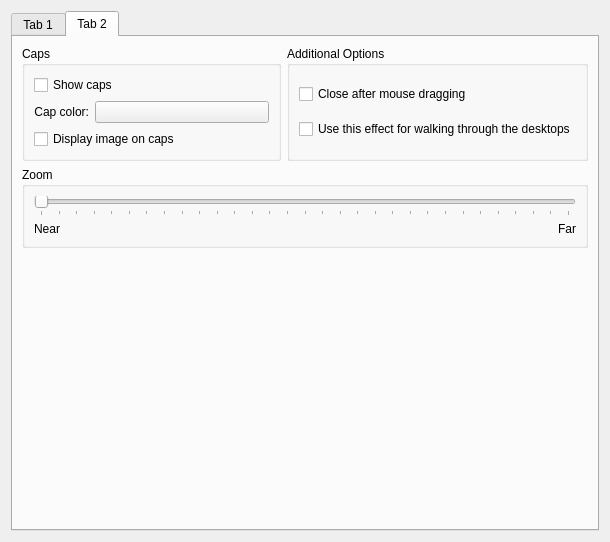
Old version of the form effects/cube/cylinder_config.ui in the repository KDE/kwin.
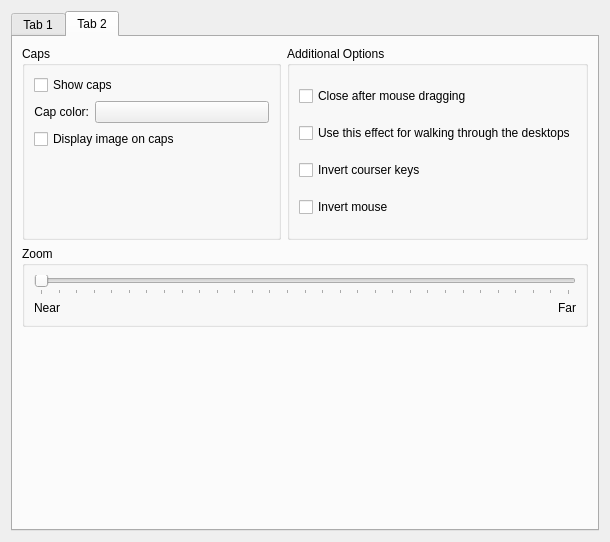
New version of the form. The open tabs and pages were chosen to show the change. Custom widgets are drawn as their Qt base class.

Commit message: Option to invert mouse and cursor keys in cube mode. FEATURE: 178398

```diff
--- a/effects/cube/cylinder_config.ui
+++ b/effects/cube/cylinder_config.ui
@@ -307,6 +307,19 @@
             </property>
            </widget>
           </item>
+          <item row="3" column="0" >
+           <spacer name="verticalSpacer_4" >
+            <property name="orientation" >
+             <enum>Qt::Vertical</enum>
+            </property>
+            <property name="sizeHint" stdset="0" >
+             <size>
+              <width>20</width>
+              <height>40</height>
+             </size>
+            </property>
+           </spacer>
+          </item>
          </layout>
         </widget>
        </item>
@@ -399,20 +412,18 @@
            </widget>
           </item>
           <item>
-           <spacer name="verticalSpacer_4" >
-            <property name="orientation" >
-             <enum>Qt::Vertical</enum>
+           <widget class="QCheckBox" name="invertKeysBox" >
+            <property name="text" >
+             <string>Invert courser keys</string>
             </property>
-            <property name="sizeType" >
-             <enum>QSizePolicy::Preferred</enum>
+           </widget>
+          </item>
+          <item>
+           <widget class="QCheckBox" name="invertMouseBox" >
+            <property name="text" >
+             <string>Invert mouse</string>
             </property>
-            <property name="sizeHint" stdset="0" >
-             <size>
-              <width>20</width>
-              <height>0</height>
-             </size>
-            </property>
-           </spacer>
+           </widget>
           </item>
          </layout>
         </widget>
```
Left out of the diff: 4 changed lines with no effect on the pictures. The commit also changes 7 other files.
